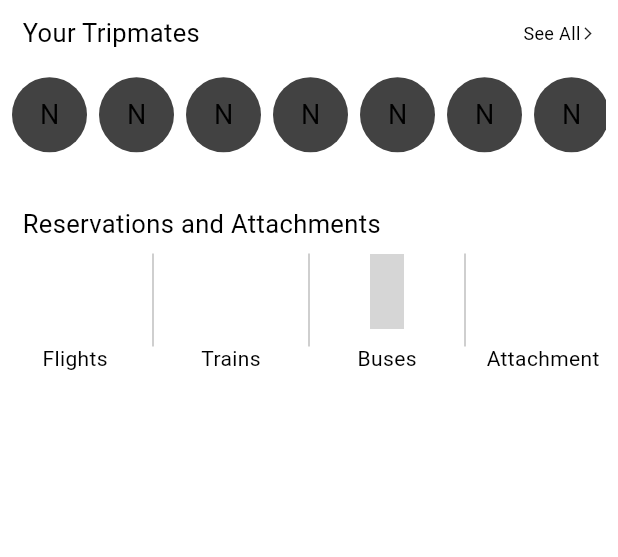
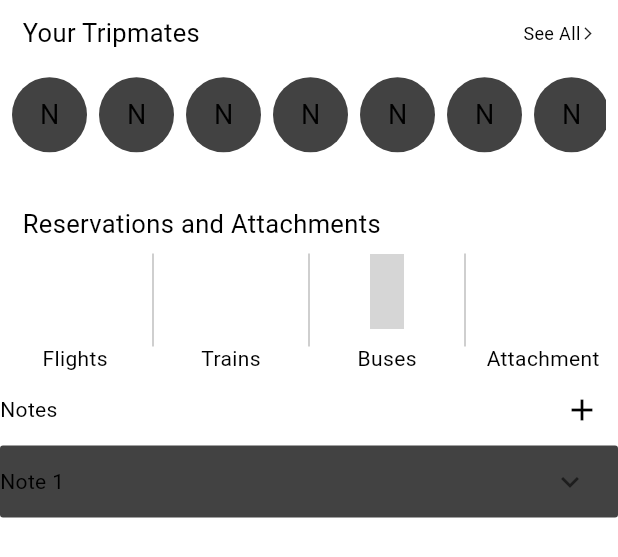
Before and after one commit to ritwikdurga/Voyager, a Flutter app: the OverviewTrips widget shown alone on an empty page, opened directly, on a phone screen of 412 x 824 dp. Shown: the top 557 px of the screen. Run offline on Flutter 3.47's test engine with Material 3 defaults, Android fonts, the phone set to English and light mode, and no system bars; our stand-ins replace calendar_date_picker2, carousel_slider, cloud_firestore, firebase_auth, firebase_core, flutter_dotenv and 7 more; missing offline and left inert: customizable_counter, mapbox_gl; accounts and stored records are empty; network calls fail; grey boxes are pictures that could not be loaded.

Commit message:
feat: Adds notes section in Overview page

```diff
--- a/lib/pages/trip_planning_sections/main_tab_sections/overview.dart
+++ b/lib/pages/trip_planning_sections/main_tab_sections/overview.dart
@@ -12,13 +12,33 @@ import 'package:voyager/components/trip_planning_section/profile_tile.dart';
 import 'package:voyager/home_screen.dart';
 import 'package:voyager/utils/constants.dart';
 
-class OverviewTrips extends StatelessWidget {
+class Item {
+  String heading;
+  String? notes;
+  bool isExpanded;
+  bool isEditing;
+  Item(
+      {required this.heading,
+      required this.notes,
+      this.isExpanded = false,
+      this.isEditing = false});
+}
+
+class OverviewTrips extends StatefulWidget {
   const OverviewTrips({super.key});
 
+  @override
+  State<OverviewTrips> createState() => _OverviewTripsState();
+}
+
+class _OverviewTripsState extends State<OverviewTrips> {
+  List<Item> notes = [Item(heading: 'Note 1', notes: null)];
   @override
   Widget build(BuildContext context) {
     double screenWidth = MediaQuery.of(context).size.width;
     return SingleChildScrollView(
+      child: Padding(
+        padding: const EdgeInsets.only(bottom: 30.0),
         child: Column(
           children: [
             Padding(
@@ -187,7 +207,122 @@ class OverviewTrips extends StatelessWidget {
                 ],
               ),
             ),
+            Row(
+              children: [
+                Text('Notes'),
+                Spacer(),
+                IconButton(
+                  icon: Icon(
+                    Icons.add,
+                  ),
+                  onPressed: () {
+                    setState(() {
+                      notes.add(
+                          Item(heading: 'Note ${notes.length + 1}', notes: null));
+                    });
+                  },
+                ),
               ],
+            ),
+            ExpansionPanelList(
+              expansionCallback: (int index, bool isExpanded) {
+                setState(() {
+                  notes[index].isExpanded = isExpanded;
+                  if (isExpanded == false) {
+                    notes[index].isEditing = false;
+                  }
+                });
+              },
+              elevation: 0,
+              materialGapSize: 5,
+              children: notes.asMap().entries.map<ExpansionPanel>((entry) {
+                Item item = entry.value;
+                TextEditingController _controller =
+                    TextEditingController(text: item.heading);
+                bool _isEditing = item.isEditing;
+                TextEditingController _controllerForBody =
+                    TextEditingController();
+                if (item.notes != null) {
+                  _controllerForBody.text = item.notes!;
+                }
+                return ExpansionPanel(
+                  canTapOnHeader: true,
+                  backgroundColor: Colors.grey[800],
+                  headerBuilder: (BuildContext context, bool isExpanded) {
+                    return Row(
+                      children: [
+                        Expanded(
+                          child: _isEditing
+                              ? TextFormField(
+                                  initialValue: item.heading,
+                                  textInputAction: TextInputAction.done,
+                                  decoration: InputDecoration(
+                                    border: OutlineInputBorder(
+                                        borderRadius: BorderRadius.all(
+                                            Radius.circular(10))),
+                                  ),
+                                  onFieldSubmitted: (value) {
+                                    setState(() {
+                                      _isEditing = false;
+                                      item.isEditing = false;
+                                      item.heading = value;
+                                    });
+                                  })
+                              : Text(
+                                  item.heading,
+                                  maxLines: 1,
+                                  overflow: TextOverflow.ellipsis,
+                                ),
+                        ),
+                        if (isExpanded)
+                          Row(
+                            children: [
+                              IconButton(
+                                icon: Icon(Icons.edit),
+                                onPressed: () {
+                                  debugPrint('pressed me!');
+                                  setState(() {
+                                    _isEditing = !_isEditing;
+                                    item.isEditing = !item.isEditing;
+                                    debugPrint(_isEditing.toString());
+                                  });
+                                },
+                              ),
+                              IconButton(
+                                icon: Icon(Icons.delete),
+                                onPressed: () {
+                                  setState(() {
+                                    notes.removeWhere((Item currentItem) =>
+                                        item == currentItem);
+                                  });
+                                },
+                              ),
+                            ],
+                          ),
+                      ],
+                    );
+                  },
+                  body: TextField(
+                      controller: _controllerForBody,
+                      textInputAction: TextInputAction.done,
+                      decoration: InputDecoration(
+                        border: OutlineInputBorder(
+                            borderRadius: BorderRadius.all(Radius.circular(10))),
+                        hintText:
+                            item.notes != null ? null : 'Tap to write notes',
+                      ),
+                      maxLines: null,
+                      onSubmitted: (value) {
+                        setState(() {
+                          item.notes = value;
+                        });
+                      }),
+                  isExpanded: item.isExpanded,
+                );
+              }).toList(),
+            ),
+          ],
+        ),
       ),
     );
   }
```
Lines whose indentation alone changed are shown as unchanged.
